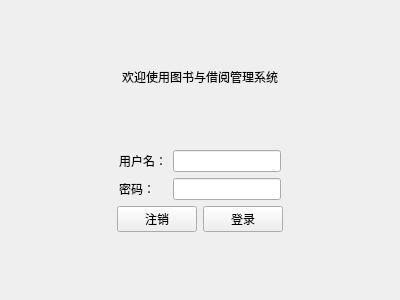
Old version of the form loginview.ui in the repository CaiBiJiuDuoLian/QTCourseFinalWork.
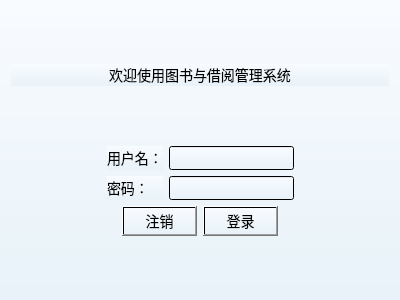
New version of the form.

Diff of the .ui file:
```diff
--- a/loginview.ui
+++ b/loginview.ui
@@ -13,6 +13,13 @@
   <property name="windowTitle">
    <string>登录</string>
   </property>
+  <property name="styleSheet">
+   <string notr="true">QWidget {
+    background: qlineargradient(x1:0, y1:0, x2:0, y2:1, stop:0 #f8fbff, stop:1 #e8f2f8); /* 从上到下的浅蓝渐变背景 */
+    font-family: &quot;微软雅黑&quot;;
+    font-size: 14px;
+}</string>
+  </property>
   <layout class="QVBoxLayout" name="verticalLayout">
    <item>
     <spacer name="verticalSpacer_4">
```
